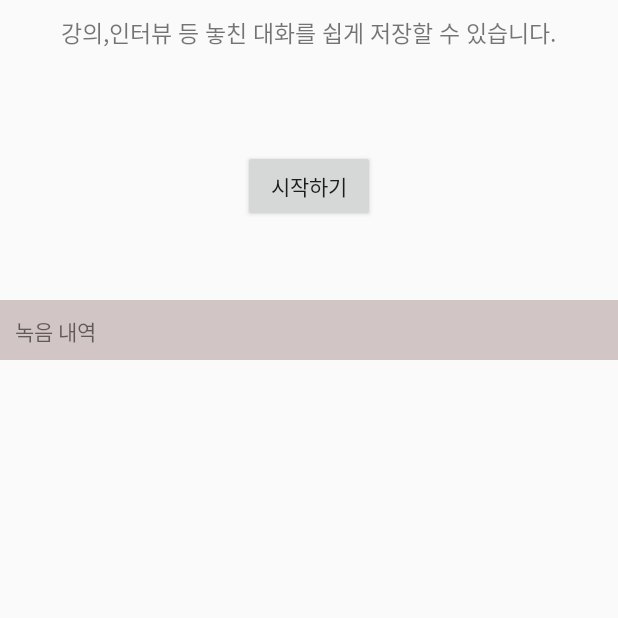
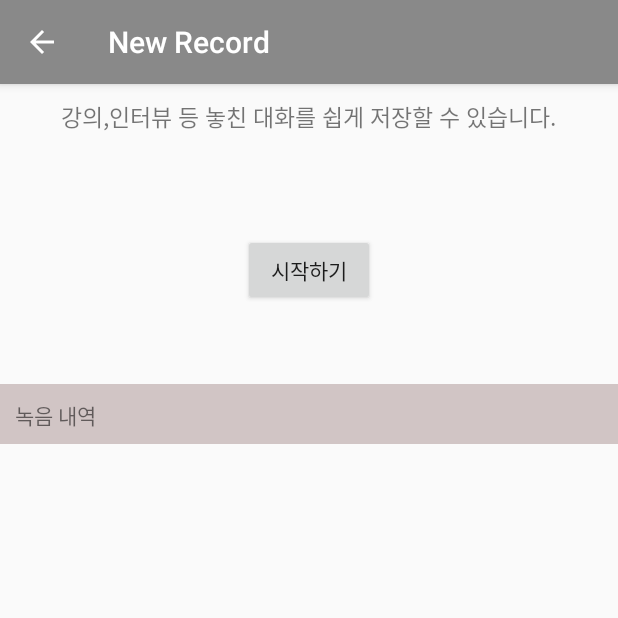
Before and after one commit to nice295/Memo, an Android app: the NewRecordActivity screen opened directly, with no data from a screen before it, on a phone screen of 412 x 824 dp, the top half of it. Run offline under Robolectric (Android 15) with nearby library versions, the phone set to English and light mode, and no system bars.

Commit message:
Team Project 160812

```diff
--- a/Android/app/src/main/java/com/nice295/memo/NewRecordActivity.java
+++ b/Android/app/src/main/java/com/nice295/memo/NewRecordActivity.java
@@ -23,7 +23,7 @@ public class NewRecordActivity extends AppCompatActivity {
                 new View.OnClickListener(){
                     @Override
                     public void onClick(View v){
-                        Intent intent =new Intent("com.example.android.record_160806.Record_second");
+                        Intent intent =new Intent("com.nice295.memo.NewRecordActivity_2");
                         startActivity(intent);
                     }
                 }
--- a/Android/app/src/main/res/layout/activity_main.xml
+++ b/Android/app/src/main/res/layout/activity_main.xml
@@ -8,12 +8,7 @@
     xmlns:fab="http://schemas.android.com/apk/res-aut"
     android:clipToPadding="false">
 
-    <include
-        android:id="@+id/tool_bar"
-        layout="@layout/tool_bar"></include>
-
     <android.support.v7.widget.RecyclerView
-        android:layout_below="@+id/tool_bar"
         android:id="@+id/my_recycler_view"
         android:scrollbars="vertical"
         android:layout_width="match_parent"
--- a/Android/app/src/main/res/layout/activity_new_record.xml
+++ b/Android/app/src/main/res/layout/activity_new_record.xml
@@ -5,7 +5,7 @@
     android:layout_height="match_parent"
     xmlns:app="http://schemas.android.com/apk/res-auto"
     android:id="@+id/record_main"
-    tools:context="com.example.android.record_160806.Record_first">
+    tools:context="com.nice295.memo.NewRecordActivity">
 
 
     <TextView
--- a/Android/app/src/main/res/layout/activity_new_record_2.xml
+++ b/Android/app/src/main/res/layout/activity_new_record_2.xml
@@ -4,7 +4,7 @@
     android:layout_width="match_parent"
     android:layout_height="match_parent"
     xmlns:app="http://schemas.android.com/apk/res-auto"
-    tools:context="com.example.android.record_160806.Record_second">
+    tools:context="com.nice295.memo.NewRecordActivity_2">
 
     <TextView
         android:layout_width="wrap_content"
--- a/Android/app/src/main/res/values/styles.xml
+++ b/Android/app/src/main/res/values/styles.xml
@@ -1,7 +1,7 @@
 <resources>
 
     <!-- Base application theme. -->
-    <style name="AppTheme" parent="Theme.AppCompat.Light.NoActionBar">
+    <style name="AppTheme" parent="Theme.AppCompat.Light.DarkActionBar">
         <!-- Customize your theme here. -->
         <item name="colorPrimary">@color/colorPrimary</item>
         <item name="colorPrimaryDark">@color/colorPrimaryDark</item>
```
Also changed, not shown: Android/app/src/main/AndroidManifest.xml (+22 -0 lines), Android/app/src/main/java/com/nice295/memo/MainActivity.java (+10 -11 lines). Lines whose indentation alone changed are shown as unchanged.
